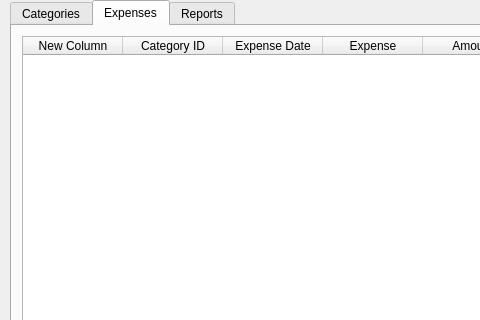
First picture: the form in Exercise07.ui, repository Edwardd02/pythonGui-DataBase-HWandProject, before the edit; both pictures show x 0 to 480 and y 0 to 320 of the 800 by 600 pixel window.
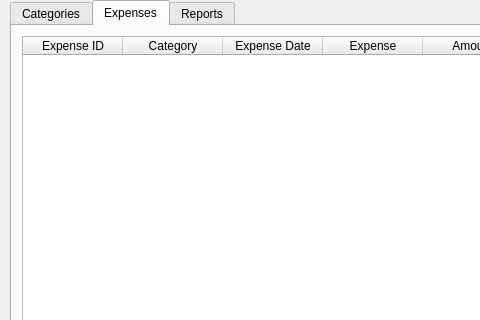
Second picture: the form after the edit.

Commit message: Link Exercise05 to 07

The edit to the form file:
```diff
--- a/Exercise07.ui
+++ b/Exercise07.ui
@@ -113,12 +113,12 @@
         <widget class="QTableWidget" name="tblExpenses">
          <column>
           <property name="text">
-           <string>New Column</string>
+           <string>Expense ID</string>
           </property>
          </column>
          <column>
           <property name="text">
-           <string>Category ID</string>
+           <string>Category</string>
           </property>
          </column>
          <column>
```
Left out of the diff: 2 changed lines with no effect on the pictures. The commit also changes 2 other files.
